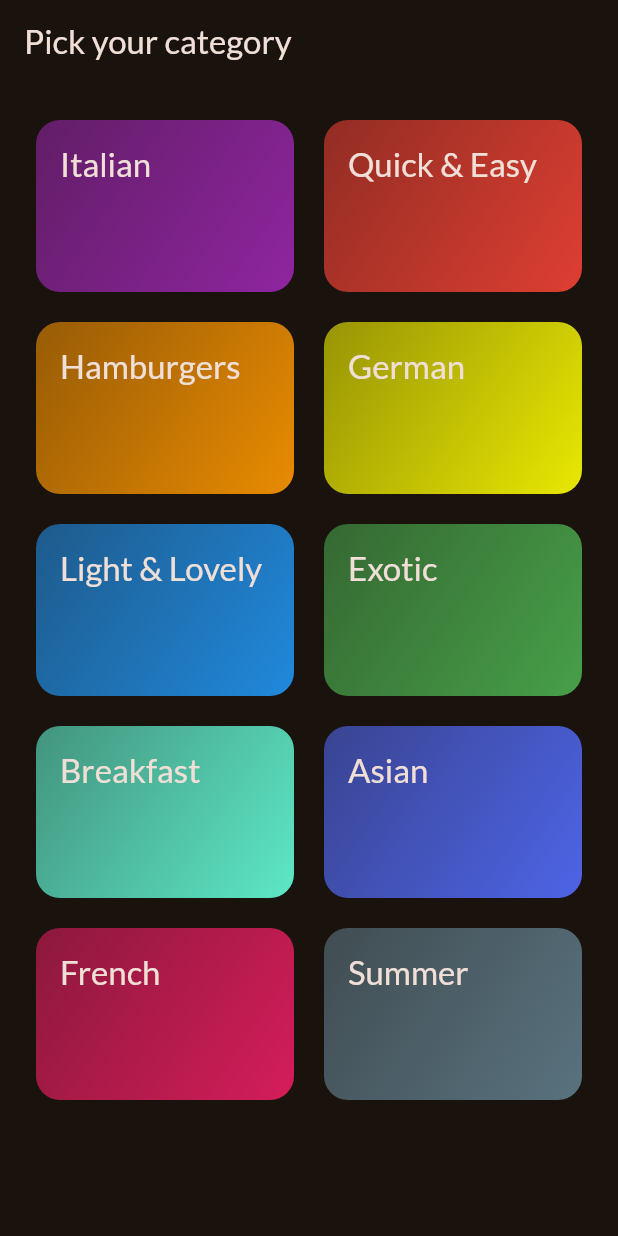
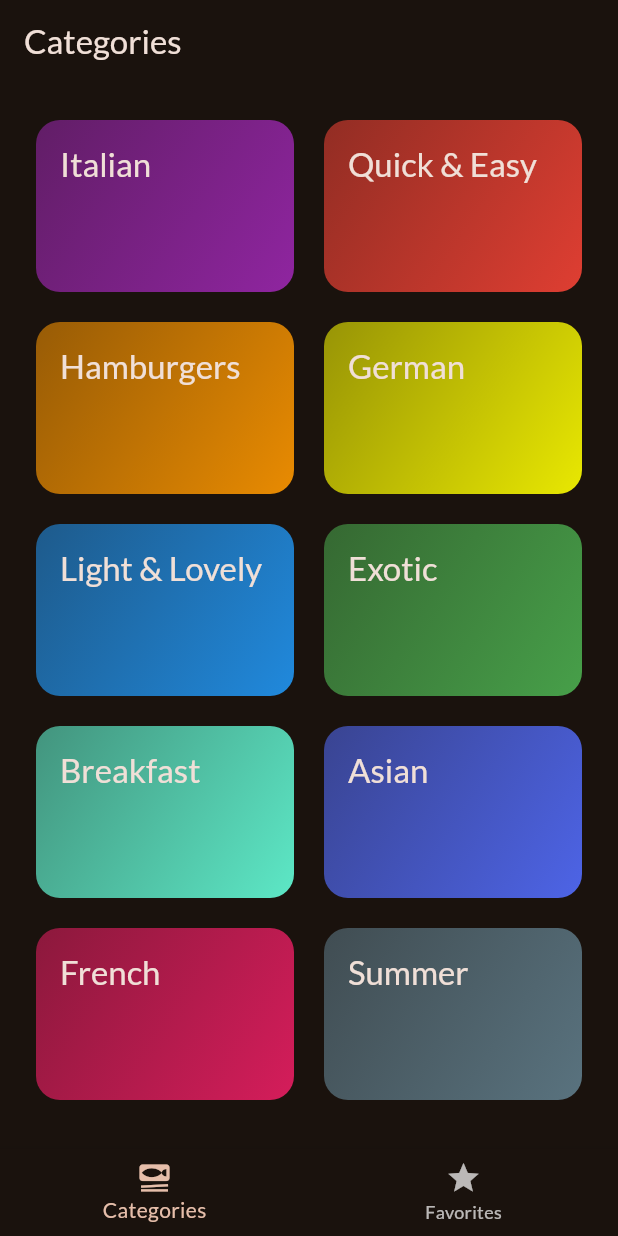
Before and after one commit to rhtmahour/meals, a Flutter app: the screen it shows after launch, on a phone screen of 412 x 824 dp. Run offline on Flutter 3.47's test engine with Material 3 defaults, Android fonts, the phone set to English and light mode, and no system bars; our stand-ins replace google_fonts, transparent_image.

Commit message:
todays Code on 05-08-2024 till the Favorite to add

```diff
--- a/lib/main.dart
+++ b/lib/main.dart
@@ -1,6 +1,6 @@
 import 'package:flutter/material.dart';
 import 'package:google_fonts/google_fonts.dart';
-import 'package:meals/screens/categories.dart';
+import 'package:meals/screens/tabs.dart';
 
 final theme = ThemeData(
   useMaterial3: true,
@@ -23,6 +23,6 @@
     return MaterialApp(
         debugShowCheckedModeBanner: false,
         theme: theme,
-        home: const CategoriesScreen());
+        home: const TabsScreen());
   }
 }
--- a/lib/screens/categories.dart
+++ b/lib/screens/categories.dart
@@ -1,11 +1,14 @@
 import 'package:flutter/material.dart';
 import 'package:meals/data/dummy_data.dart';
 import 'package:meals/models/category.dart';
+import 'package:meals/models/meal.dart';
 import 'package:meals/screens/meals.dart';
 import 'package:meals/widgets/category_grid_item.dart';
 
 class CategoriesScreen extends StatelessWidget {
-  const CategoriesScreen({super.key});
+  const CategoriesScreen({super.key, required this.onToggleFavorite});
+
+  final void Function(Meal meal) onToggleFavorite;
 
   void _selectCategory(BuildContext context, Category category) {
     final filteredMeals = dummyMeals
@@ -17,16 +20,13 @@
         builder: (ctx) => MealsScreen(
               title: category.title,
               meals: filteredMeals,
+              onToggleFavorite: onToggleFavorite,
             ))); //Navigator.push(context, route);
   }
 
   @override
   Widget build(BuildContext context) {
-    return Scaffold(
-      appBar: AppBar(
-        title: const Text('Pick your category'),
-      ),
-      body: GridView(
+    return GridView(
       padding: const EdgeInsets.all(24),
       gridDelegate: const SliverGridDelegateWithFixedCrossAxisCount(
         crossAxisCount: 2,
@@ -44,7 +44,6 @@
             },
           )
       ],
-      ),
     );
   }
 }
--- /dev/null
+++ b/lib/screens/tabs.dart
@@ -0,0 +1,83 @@
+import 'package:flutter/material.dart';
+import 'package:meals/models/meal.dart';
+import 'package:meals/screens/categories.dart';
+import 'package:meals/screens/meals.dart';
+
+class TabsScreen extends StatefulWidget {
+  const TabsScreen({super.key});
+
+  @override
+  State<TabsScreen> createState() {
+    return _TabsScreenState();
+  }
+}
+
+class _TabsScreenState extends State<TabsScreen> {
+  int _selectedPageIndex = 0;
+  final List<Meal> _favoriteMeals = [];
+
+  void _showInfoMessage(String message) {
+    ScaffoldMessenger.of(context).clearSnackBars();
+    ScaffoldMessenger.of(context).showSnackBar(
+      SnackBar(
+        content: Text(message),
+      ),
+    );
+  }
+
+  void _toggleMealFavoriteStatus(Meal meal) {
+    final isExisting = _favoriteMeals.contains(meal);
+
+    if (isExisting) {
+      setState(() {
+        _favoriteMeals.remove(meal);
+      });
+      _showInfoMessage('Meal is no longer a favorite.');
+    } else {
+      setState(() {
+        _favoriteMeals.add(meal);
+      });
+      _showInfoMessage('Marked as a favorite!');
+    }
+  }
+
+  void _selectPage(int index) {
+    setState(() {
+      _selectedPageIndex = index;
+    });
+  }
+
+  @override
+  Widget build(BuildContext context) {
+    Widget activePage = CategoriesScreen(
+      onToggleFavorite: _toggleMealFavoriteStatus,
+    );
+    var activePageTitle = 'Categories';
+
+    if (_selectedPageIndex == 1) {
+      activePage = MealsScreen(
+        meals: _favoriteMeals,
+        onToggleFavorite: _toggleMealFavoriteStatus,
+      );
+      activePageTitle = 'Your Favorites';
+    }
+
+    return Scaffold(
+      appBar: AppBar(
+        title: Text(activePageTitle),
+      ),
+      body: activePage,
+      bottomNavigationBar: BottomNavigationBar(
+        onTap: _selectPage,
+        currentIndex: _selectedPageIndex,
+        items: const [
+          BottomNavigationBarItem(
+            icon: Icon(Icons.set_meal),
+            label: 'Categories',
+          ),
+          BottomNavigationBarItem(icon: Icon(Icons.star), label: 'Favorites'),
+        ],
+      ),
+    );
+  }
+}
```
Also changed, not shown: lib/screens/meal_details.dart (+18 -6 lines), lib/screens/meals.dart (+9 -3 lines). Lines whose indentation alone changed are shown as unchanged.
